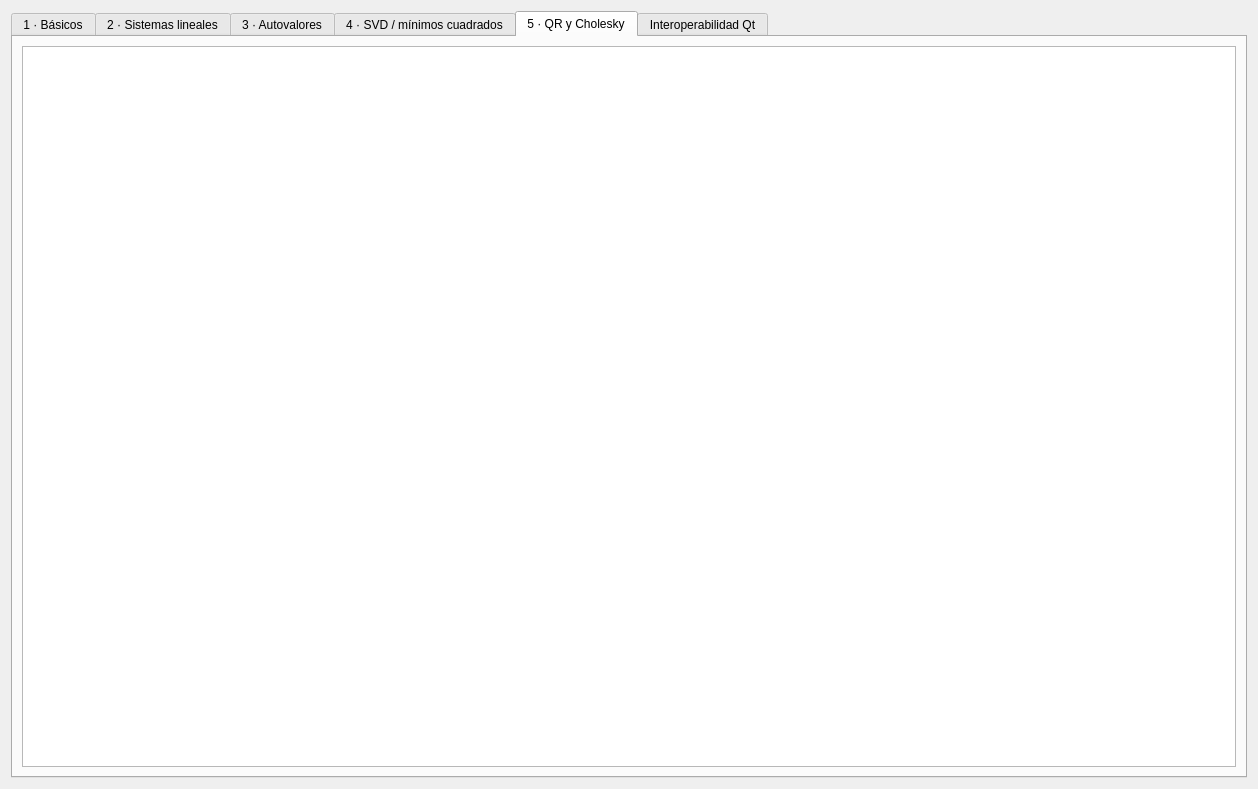
First picture: the form in src/testeigenview.ui, repository federicomartinlara1976/testeigen, before the edit.
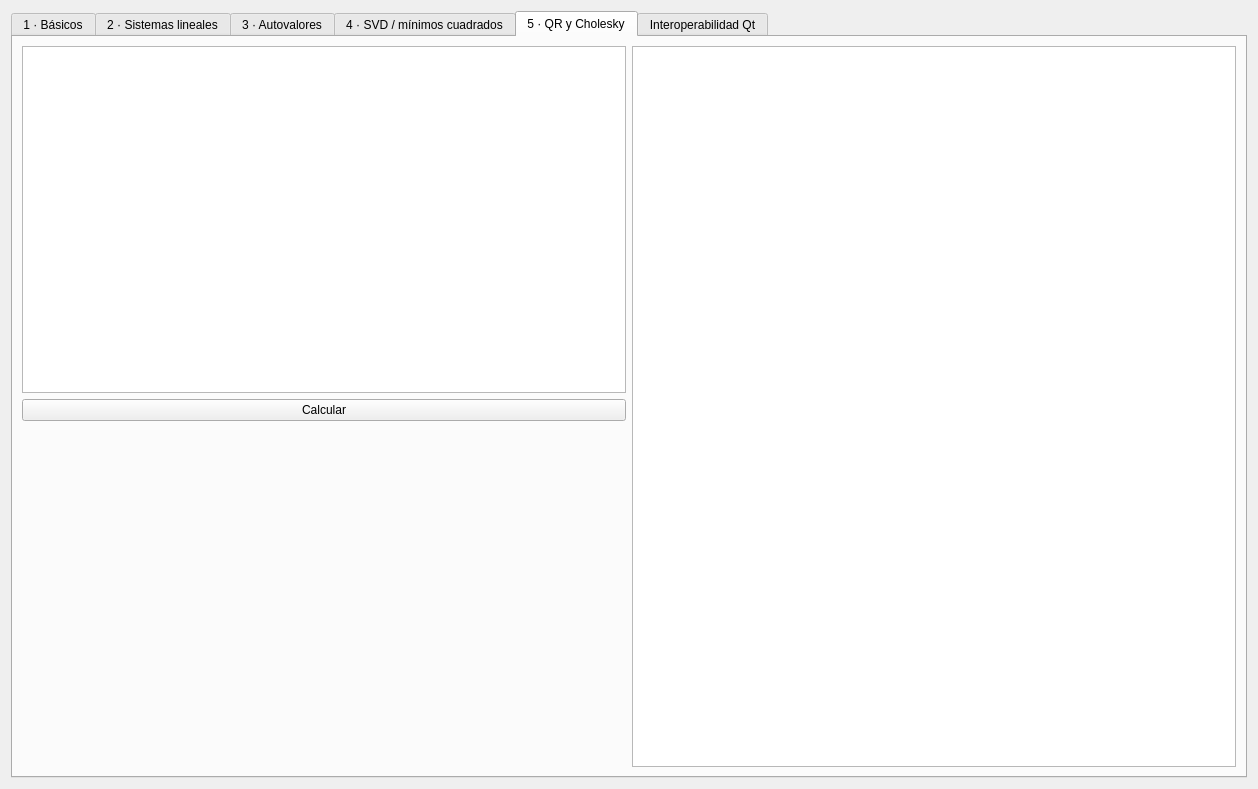
Second picture: the form after the edit. The open tabs and pages were chosen to show the change. Icons and pictures are not drawn.

Commit message: EigenSolver y Factorization

Diff of the .ui file:
```diff
--- a/src/testeigenview.ui
+++ b/src/testeigenview.ui
@@ -270,6 +270,45 @@
        <string>5 · QR y Cholesky</string>
       </attribute>
       <layout class="QHBoxLayout" name="horizontalLayout_5">
+       <item>
+        <layout class="QVBoxLayout" name="verticalLayout_5">
+         <property name="leftMargin">
+          <number>0</number>
+         </property>
+         <property name="topMargin">
+          <number>0</number>
+         </property>
+         <property name="rightMargin">
+          <number>0</number>
+         </property>
+         <property name="bottomMargin">
+          <number>0</number>
+         </property>
+         <item>
+          <widget class="QTableWidget" name="tableWidget_factorization_A"/>
+         </item>
+         <item>
+          <widget class="QPushButton" name="btnCalcularFactorization">
+           <property name="text">
+            <string>Calcular</string>
+           </property>
+          </widget>
+         </item>
+         <item>
+          <spacer name="verticalSpacer_4">
+           <property name="orientation">
+            <enum>Qt::Vertical</enum>
+           </property>
+           <property name="sizeHint" stdset="0">
+            <size>
+             <width>20</width>
+             <height>40</height>
+            </size>
+           </property>
+          </spacer>
+         </item>
+        </layout>
+       </item>
        <item>
         <widget class="QTextEdit" name="textEdit_5">
          <property name="readOnly">
```
The commit also changes 3 other files.
